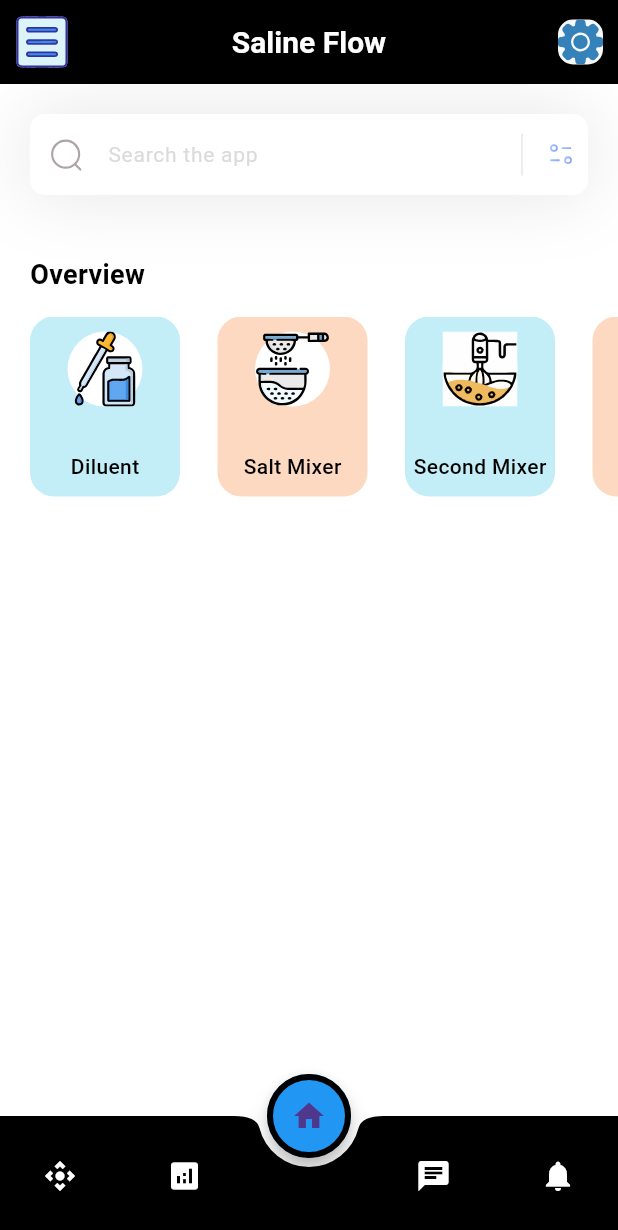
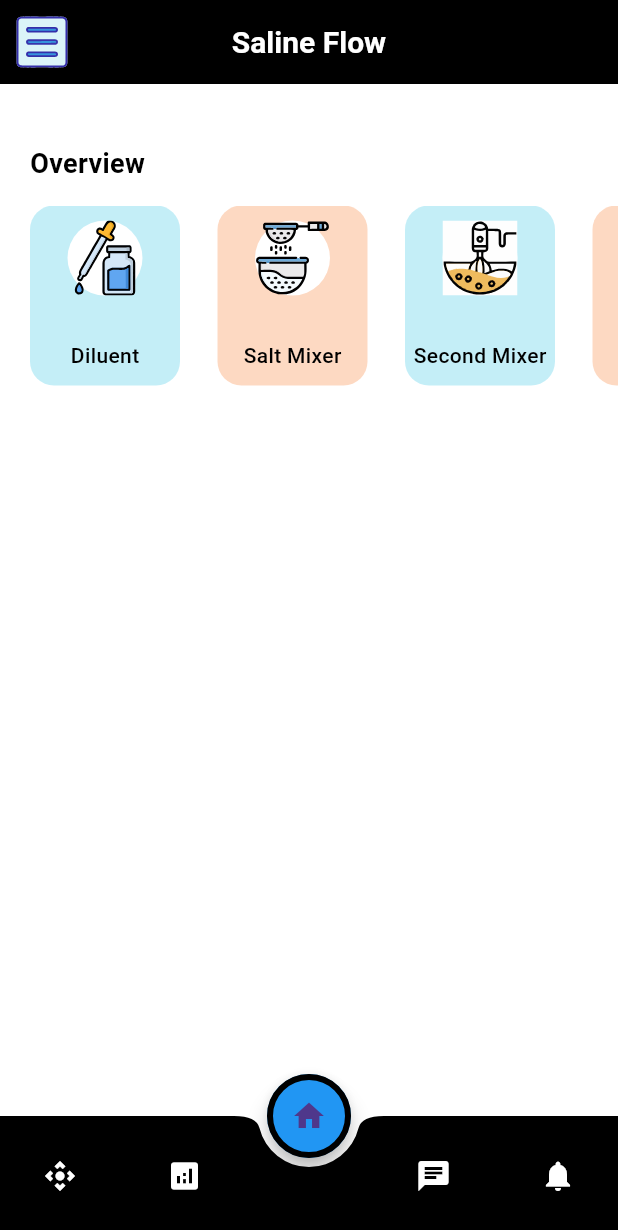
Before and after one commit to Notch-X/mpbasic, a Flutter app: the screen it shows after launch, on a phone screen of 412 x 824 dp. Shown: the top 1230 px of the screen. Run offline on Flutter 3.47's test engine with Material 3 defaults, Android fonts, the light colour scheme and no system bars; our stand-ins replace flutter_svg; Roboto replaces fonts that are missing (BebaNeue).

Commit message:
modified:   lib/pages/home.dart 	deleted:    assets/icons/Search.svg 	deleted:    assets/icons/settings.svg 	modified:   lib/pages/home.dart

```diff
--- a/lib/pages/home.dart
+++ b/lib/pages/home.dart
@@ -31,7 +31,6 @@ class _HomePageState extends State<HomePage> {
       body: Column(
         crossAxisAlignment: CrossAxisAlignment.start,
         children: [
-          _searchField(),
           SizedBox(height: 40),
           _categoriesSection(),
         ],
@@ -73,7 +72,6 @@ class _HomePageState extends State<HomePage> {
               _buildDrawerItem(Icons.chat, 'AI Chatbot'),
               _buildDrawerItem(Icons.notifications, 'Alerts'),
               Divider(color: Colors.white),
-              _buildDrawerItem(Icons.settings, 'Settings'),
             ],
           ),
         ),
@@ -158,63 +156,6 @@ class _HomePageState extends State<HomePage> {
     );
   }
 
-  Container _searchField() {
-    return Container(
-      margin: EdgeInsets.only(top: 20, left: 20, right: 20),
-      decoration: BoxDecoration(
-        boxShadow: [
-          BoxShadow(
-            color: Color(0xff1D1617).withOpacity(0.11),
-            blurRadius: 40,
-            spreadRadius: 0.0,
-          ),
-        ],
-        color: Colors.white,
-        borderRadius: BorderRadius.circular(10),
-      ),
-      child: TextField(
-        decoration: InputDecoration(
-          filled: true,
-          fillColor: Colors.white,
-          contentPadding: EdgeInsets.all(15),
-          hintText: 'Search the app',
-          hintStyle: TextStyle(
-            color: Color(0xffDDDADA),
-            fontSize: 14,
-          ),
-          prefixIcon: Padding(
-            padding: const EdgeInsets.all(12),
-            child: SvgPicture.asset('assets/icons/Search.svg'),
-          ),
-          suffixIcon: SizedBox(
-            width: 100,
-            child: IntrinsicHeight(
-              child: Row(
-                mainAxisAlignment: MainAxisAlignment.end,
-                children: [
-                  VerticalDivider(
-                    color: Colors.black,
-                    indent: 10,
-                    endIndent: 10,
-                    thickness: 0.1,
-                  ),
-                  Padding(
-                    padding: const EdgeInsets.all(8.0),
-                    child: SvgPicture.asset('assets/icons/Filter.svg'),
-                  ),
-                ],
-              ),
-            ),
-          ),
-          border: OutlineInputBorder(
-            borderSide: BorderSide.none,
-            borderRadius: BorderRadius.circular(15),
-          ),
-        ),
-      ),
-    );
-  }
-
   AppBar appBar() {
     return AppBar(
       title: Text(
@@ -240,25 +181,6 @@ class _HomePageState extends State<HomePage> {
           },
         ),
       ),
-      actions: [
-        GestureDetector(
-          onTap: () {
-            // Add navigation or custom functionality here
-          },
-          child: Container(
-            margin: EdgeInsets.all(10),
-            decoration: BoxDecoration(
-              color: Color(0xffF7F8F8),
-              borderRadius: BorderRadius.circular(10),
-            ),
-            child: SvgPicture.asset(
-              'assets/icons/settings.svg',
-              height: 30,
-              width: 30,
-            ),
-          ),
-        ),
-      ],
     );
   }
 
```
